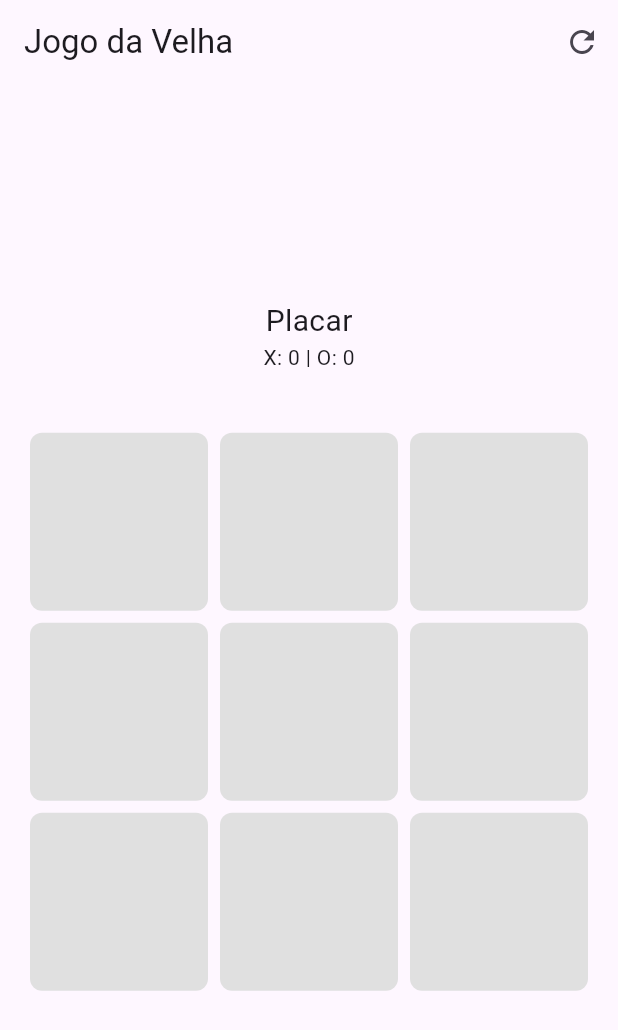
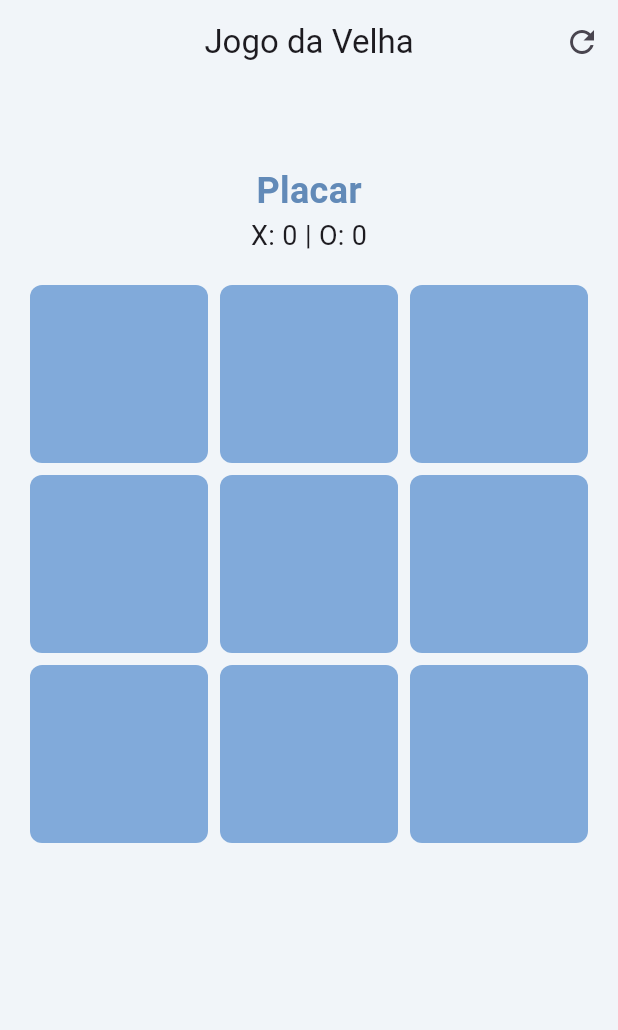
Before and after one commit to laviDomingos/Jogo-da-Velha-com-Armazenamento-Local, a Flutter app: the screen it shows after launch, on a phone screen of 412 x 824 dp. Shown: the top 1030 px of the screen. Run offline on Flutter 3.47's test engine with Material 3 defaults, Android fonts, the phone set to English and light mode, and no system bars; our stand-ins replace shared_preferences.

```diff
--- a/lib/main.dart
+++ b/lib/main.dart
@@ -6,6 +6,8 @@ void main() {
 }
 
 class JogoDaVelhaApp extends StatelessWidget {
+  const JogoDaVelhaApp({super.key});
+
   @override
   Widget build(BuildContext context) {
     return MaterialApp(
--- a/lib/ui/interface_principal.dart
+++ b/lib/ui/interface_principal.dart
@@ -4,34 +4,32 @@ import '../services/logica_jogo.dart';
 import 'tabuleiro.dart';
 
 class InterfacePrincipal extends StatefulWidget {
+  const InterfacePrincipal({super.key});
+
   @override
   State<InterfacePrincipal> createState() => _InterfacePrincipalState();
 }
 
+class _InterfacePrincipalState extends State<InterfacePrincipal> {
+  List<String> _tabuleiro = List.filled(9, '');
+  bool _vezDoX = true;
+  int _pontosX = 0;
+  int _pontosO = 0;
 
-class _InterfacePrincipalState extends State<InterfacePrincipal> {
-  List<String> _tabuleiro = List.filled(9, ''); // O 9 representa as 9 casas do jogo
-  bool _vezDoX = true; // Controla de quem é a vez
-  int _pontosX = 0; // Pontuação do jogador
-  int _pontosO = 0; // Pontuação do jogador
-
-//Carrega o placar salvo do jogador
   @override
   void initState() {
     super.initState();
     _carregarPontuacoes();
   }
 
-//Pega os valores salvos e atualiza na tela
   Future<void> _carregarPontuacoes() async {
     _pontosX = await SharedPrefs.carregarPontuacao('X');
     _pontosO = await SharedPrefs.carregarPontuacao('O');
     setState(() {});
   }
 
-//Verifica se a casa está vazia e se houve empate
-  void _fazerJogada(int index) { //X ou O
-    if (_tabuleiro[index] != '') return; //Troca a vez
+  void _fazerJogada(int index) {
+    if (_tabuleiro[index] != '') return;
 
     setState(() {
       _tabuleiro[index] = _vezDoX ? 'X' : 'O';
@@ -46,7 +44,6 @@ class _InterfacePrincipalState extends State<InterfacePrincipal> {
     }
   }
 
-//Mostrar vencedor, mostra o alert de vitória
   void _mostrarVencedor(String jogador) {
     if (jogador == 'X') {
       _pontosX++;
@@ -112,7 +109,9 @@ class _InterfacePrincipalState extends State<InterfacePrincipal> {
   Widget build(BuildContext context) {
     return Scaffold(
       appBar: AppBar(
+        backgroundColor: const Color(0xFFF1F5F9),
         title: const Text('Jogo da Velha'),
+        centerTitle: true,
         actions: [
           IconButton(
             onPressed: _resetarPlacar,
@@ -120,14 +119,30 @@ class _InterfacePrincipalState extends State<InterfacePrincipal> {
           )
         ],
       ),
-      body: Column( // Contagem do placar
-        mainAxisAlignment: MainAxisAlignment.center,
-        children: [
-          const Text('Placar', style: TextStyle(fontSize: 20)),
-          Text('X: $_pontosX | O: $_pontosO'),
-          const SizedBox(height: 20),
-          Tabuleiro(tabuleiro: _tabuleiro, aoTocar: _fazerJogada),
-        ],
+      backgroundColor: const Color(0xFFF1F5F9),
+      body: Center(
+        child: Column(
+          mainAxisSize: MainAxisSize.min,
+          children: [
+            const Text(
+              'Placar',
+              style: TextStyle(fontSize: 24, fontWeight: FontWeight.bold, color: Color.fromARGB(255, 98, 138, 184)),
+            ),
+            Text(
+              'X: $_pontosX | O: $_pontosO',
+              style: const TextStyle(fontSize: 18),
+
+            ),
+            SizedBox(
+              width: 600,
+              height: 600,
+              child: Tabuleiro(
+                tabuleiro: _tabuleiro,
+                aoTocar: _fazerJogada,
+              ),
+            ),
+          ],
+        ),
       ),
     );
   }
--- a/lib/ui/tabuleiro.dart
+++ b/lib/ui/tabuleiro.dart
@@ -21,14 +21,16 @@ class Tabuleiro extends StatelessWidget {
           child: Container(
             margin: const EdgeInsets.all(4),
             decoration: BoxDecoration(
-              color: Colors.grey[300],
+              color: const Color.fromARGB(255, 129, 170, 218),
               borderRadius: BorderRadius.circular(8),
             ),
             child: Center(
               child: Text(
                 tabuleiro[index],
-                style: const TextStyle(
-                    fontSize: 48, fontWeight: FontWeight.bold),
+                style: TextStyle(
+                    fontSize: 48, fontWeight: FontWeight.bold,
+                    color: const Color (0xFFF1F5F9),
+                    ),
               ),
             ),
           ),
```
